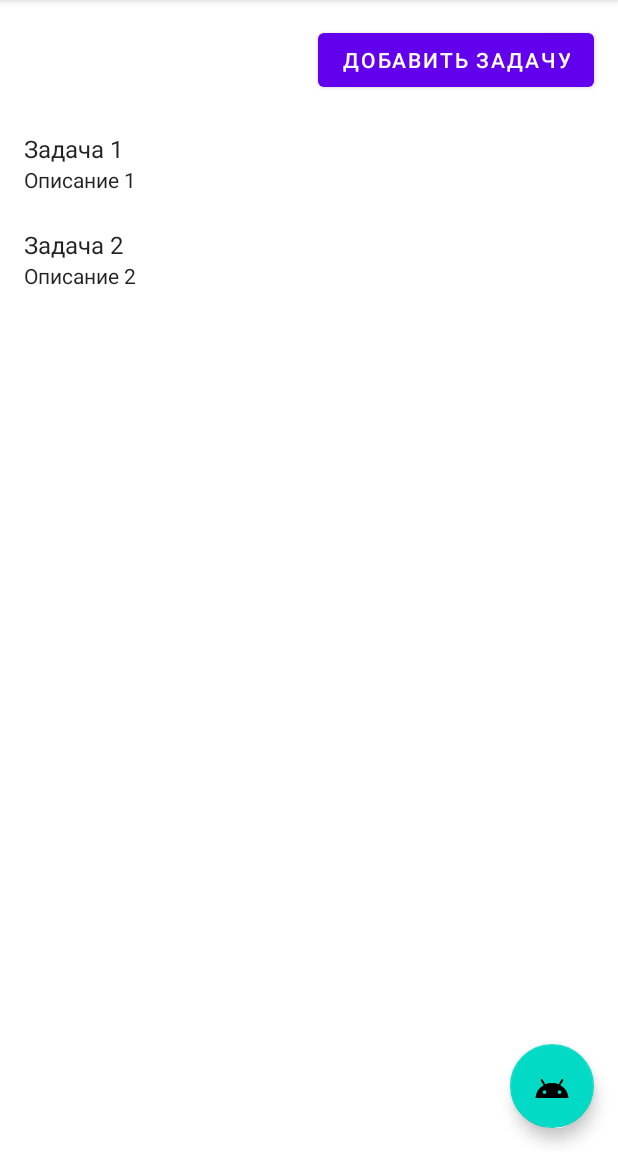
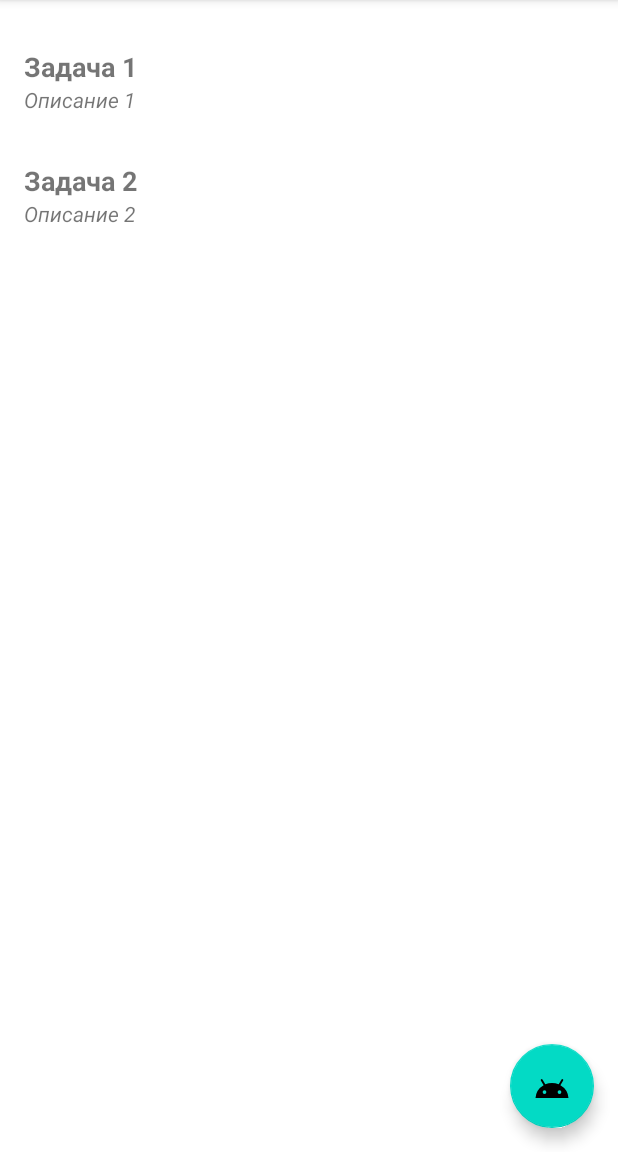
Before and after one commit to 96igor/AndroidAppToDoList, an Android app: the screen it shows after launch (MainActivity), on a phone screen of 412 x 824 dp, the part 84-1236 px from its top. Run offline under Robolectric (Android 15) with nearby library versions, the phone set to English and light mode, and no system bars.

Commit message:
editing task

```diff
--- a/app/src/main/java/com/todolist/notations/appandroidtodo/todolistandroid/freeqrapp/TaskAdapter.java
+++ b/app/src/main/java/com/todolist/notations/appandroidtodo/todolistandroid/freeqrapp/TaskAdapter.java
@@ -11,16 +11,23 @@ import java.util.List;
 public class TaskAdapter extends RecyclerView.Adapter<TaskAdapter.TaskViewHolder> {
 
     private List<Task> taskList;
+    private OnTaskClickListener onTaskClickListener;
 
-    public TaskAdapter(List<Task> taskList) {
+    // Интерфейс для обработки кликов
+    public interface OnTaskClickListener {
+        void onTaskClick(int position);
+    }
+
+    public TaskAdapter(List<Task> taskList, OnTaskClickListener onTaskClickListener) {
         this.taskList = taskList;
+        this.onTaskClickListener = onTaskClickListener;
     }
 
     @NonNull
     @Override
     public TaskViewHolder onCreateViewHolder(@NonNull ViewGroup parent, int viewType) {
-        View view = LayoutInflater.from(parent.getContext()).inflate(android.R.layout.simple_list_item_2, parent, false);
-        return new TaskViewHolder(view);
+        View view = LayoutInflater.from(parent.getContext()).inflate(R.layout.item_task, parent, false);
+        return new TaskViewHolder(view, onTaskClickListener);
     }
 
     @Override
@@ -35,14 +42,24 @@ public class TaskAdapter extends RecyclerView.Adapter<TaskAdapter.TaskViewHolder
         return taskList.size();
     }
 
-    static class TaskViewHolder extends RecyclerView.ViewHolder {
-        TextView titleTextView;
-        TextView descriptionTextView;
+    public static class TaskViewHolder extends RecyclerView.ViewHolder implements View.OnClickListener {
 
-        TaskViewHolder(@NonNull View itemView) {
+        public TextView titleTextView;
+        public TextView descriptionTextView;
+        OnTaskClickListener onTaskClickListener;
+
+        public TaskViewHolder(@NonNull View itemView, OnTaskClickListener onTaskClickListener) {
             super(itemView);
-            titleTextView = itemView.findViewById(android.R.id.text1);
-            descriptionTextView = itemView.findViewById(android.R.id.text2);
+            titleTextView = itemView.findViewById(R.id.task_title);
+            descriptionTextView = itemView.findViewById(R.id.task_description);
+            this.onTaskClickListener = onTaskClickListener;
+
+            itemView.setOnClickListener(this);
+        }
+
+        @Override
+        public void onClick(View view) {
+            onTaskClickListener.onTaskClick(getAdapterPosition());
         }
     }
 }
--- a/app/src/main/res/layout/activity_main.xml
+++ b/app/src/main/res/layout/activity_main.xml
@@ -6,20 +6,11 @@
     android:layout_height="match_parent"
     tools:context=".MainActivity">
 
-    <Button
-        android:id="@+id/add_task_button"
-        android:layout_width="wrap_content"
-        android:layout_height="wrap_content"
-        android:text="@string/add_task"
-        app:layout_constraintTop_toTopOf="parent"
-        app:layout_constraintEnd_toEndOf="parent"
-        android:layout_margin="16dp"/>
-
     <androidx.recyclerview.widget.RecyclerView
         android:id="@+id/recycler_view"
         android:layout_width="0dp"
         android:layout_height="0dp"
-        app:layout_constraintTop_toBottomOf="@id/add_task_button"
+        app:layout_constraintTop_toTopOf="parent"
         app:layout_constraintBottom_toBottomOf="parent"
         app:layout_constraintStart_toStartOf="parent"
         app:layout_constraintEnd_toEndOf="parent"
--- a/app/src/main/res/layout/item_task.xml
+++ b/app/src/main/res/layout/item_task.xml
@@ -9,13 +9,15 @@
         android:id="@+id/task_title"
         android:layout_width="wrap_content"
         android:layout_height="wrap_content"
-        android:text="Task Title"
-        android:textSize="18sp" />
+        android:text="Заголовок задачи"
+        android:textSize="18sp"
+        android:textStyle="bold" />
 
     <TextView
         android:id="@+id/task_description"
         android:layout_width="wrap_content"
         android:layout_height="wrap_content"
-        android:text="Task Description"
-        android:textSize="14sp" />
+        android:text="Описание задачи"
+        android:textSize="14sp"
+        android:textStyle="italic" />
 </LinearLayout>
```
Also changed, not shown: app/src/main/java/com/todolist/notations/appandroidtodo/todolistandroid/freeqrapp/MainActivity.java (+43 -12 lines), app/src/main/res/layout/dialog_edit_task.xml (added, +25 -0 lines).
